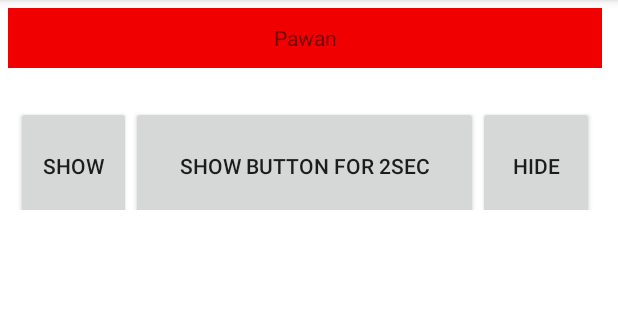
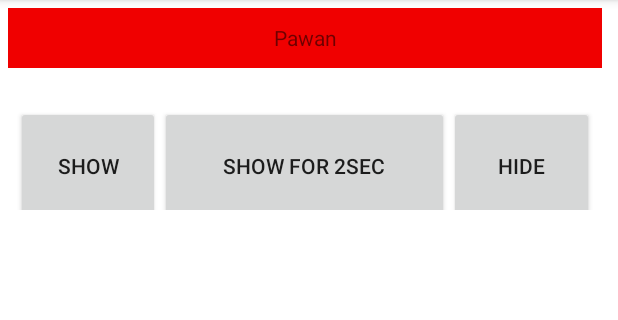
Before and after one commit to pawankumarbaranwal/HideTextView, an Android app: the screen it shows after launch (MainActivity), on a phone screen of 412 x 824 dp, the part 84-404 px from its top. Run offline under Robolectric (Android 15) with nearby library versions, the phone set to English and light mode, and no system bars.

Commit message:
Some Modifications

```diff
--- a/app/src/main/res/layout/activity_main.xml
+++ b/app/src/main/res/layout/activity_main.xml
@@ -48,8 +48,8 @@
                         android:id="@+id/showButtonFor2Sec"
                         android:layout_width="0dp"
                         android:layout_height="80dp"
-                        android:layout_weight="3"
-                        android:text="Show Button For 2Sec" />
+                        android:layout_weight="2"
+                        android:text="Show For 2Sec" />
 
                     <Button
                         android:id="@+id/hideButton"
```
